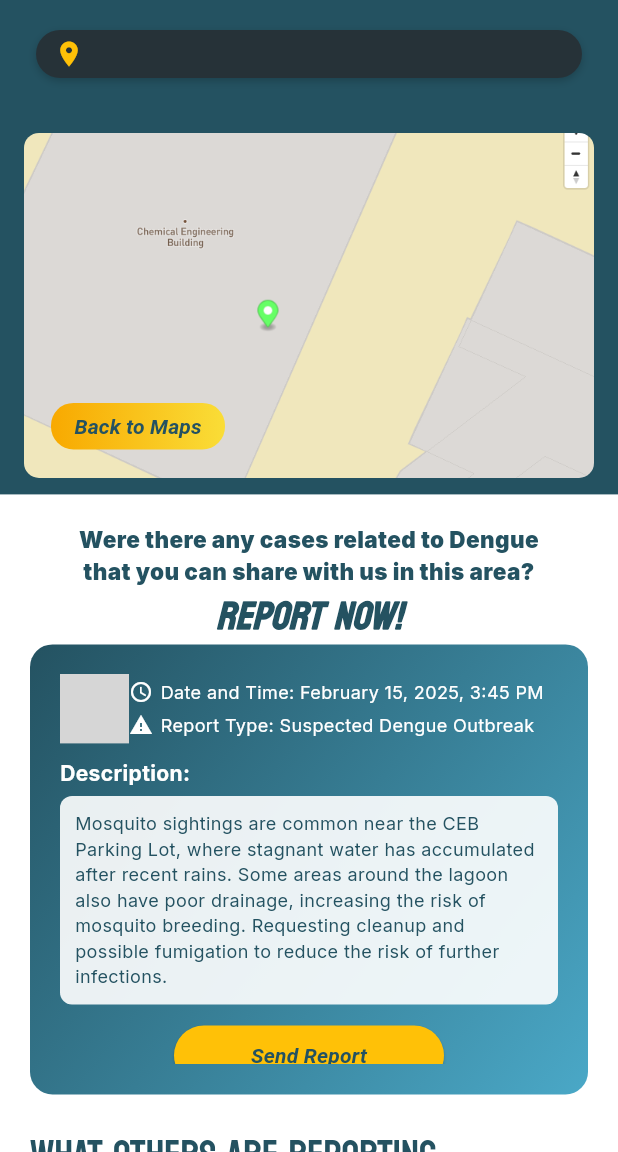
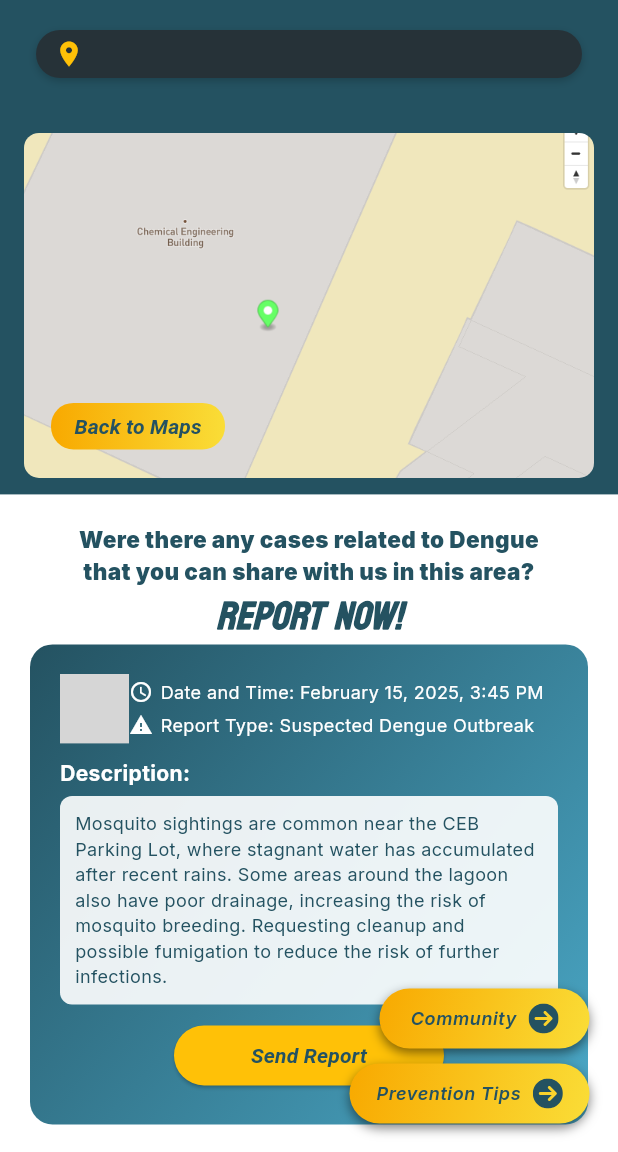
Before and after one commit to neomdavid/buzzmap, a Flutter app: the LocationDetailsScreen screen opened directly with empty values, on a phone screen of 412 x 824 dp, the part 84-1236 px from its top. Run offline on Flutter 3.47's test engine with Material 3 defaults, Android fonts, the phone set to English and light mode, and no system bars; our stand-ins replace flutter_svg; grey boxes are pictures that could not be loaded.

Commit message:
Finished location details screen

```diff
--- a/lib/pages/location_details_screen.dart
+++ b/lib/pages/location_details_screen.dart
@@ -1,3 +1,5 @@
+import 'package:buzzmap/pages/community_screen.dart';
+import 'package:buzzmap/widgets/floatingactionbutton/yellow_gradient_button.dart';
 import 'package:buzzmap/widgets/post_card.dart';
 import 'package:flutter/material.dart';
 import 'package:buzzmap/widgets/appbar/custom_app_bar.dart';
@@ -165,7 +167,7 @@ class _LocationDetailsScreenState extends State<LocationDetailsScreen> {
                       ),
                     ),
                     SizedBox(
-                      height: 300, // Fixed height
+                      height: 320, // Fixed height
                       width: 380,
                       child: Container(
                         padding: const EdgeInsets.all(20),
@@ -284,7 +286,7 @@ class _LocationDetailsScreenState extends State<LocationDetailsScreen> {
                         ),
                       ),
                     ),
-                    SizedBox(height: 24),
+                    const SizedBox(height: 24),
                     Align(
                       alignment: Alignment.centerLeft,
                       child: Text(
@@ -292,7 +294,7 @@ class _LocationDetailsScreenState extends State<LocationDetailsScreen> {
                         style: scheme.textTheme.headlineLarge,
                       ),
                     ),
-                    PostCard(
+                    const PostCard(
                       username: 'Anonymous Rabbit',
                       whenPosted: '1 minute ago',
                       date: 'February 15, 2025',
@@ -306,24 +308,42 @@ class _LocationDetailsScreenState extends State<LocationDetailsScreen> {
                       iconUrl: 'assets/icons/person_3.svg',
                       type: 'bordered',
                     ),
-                    SizedBox(
+                    const SizedBox(
                       height: 16,
                     ),
-                    PostCard(
+                    const PostCard(
                       username: 'Anonymous Fox',
-                      whenPosted: '30 minute ago',
+                      whenPosted: '30 minutes ago',
                       date: 'February 15, 2025',
-                      time: '2:30 PM',
+                      time: '10:15 AM',
                       reportType: 'Mosquito Breeding Grounds Spotted',
                       description:
-                          'Noticed stagnant water collecting near the back of the ChemEng building after recent rains. Mosquitoes are swarming in the area, and some students have reported frequent bites. Needs immediate drainage cleanup to prevent dengue risk.',
+                          'Spotted a large puddle of stagnant water near the side entrance of the CEB building. Mosquitoes are visibly swarming, and some students have reported recent bites. This could be a breeding ground for dengue-carrying mosquitoes. Urgent cleanup needed!',
                       numLikes: 50,
                       numComments: 24,
                       numShares: 1,
-                      iconUrl: 'assets/icons/person_4.svg',
+                      iconUrl: 'assets/icons/person_1.svg',
+                      type: 'bordered',
+                      images: ['assets/images/polluted_water_1.jpg'],
+                    ),
+                    const SizedBox(
+                      height: 16,
+                    ),
+                    const PostCard(
+                      username: 'Anonymous Whale',
+                      whenPosted: '38 minutes ago',
+                      date: 'February 15, 2025',
+                      time: '9:30 AM',
+                      reportType: 'Mosquito Breeding Grounds Spotted',
+                      description:
+                          'Spotted a large puddle of stagnant water near the side entrance of the CEB building. Mosquitoes are visibly swarming, and some students have reported recent bites. This could be a breeding ground for dengue-carrying mosquitoes. Urgent cleanup needed!',
+                      numLikes: 23,
+                      numComments: 33,
+                      numShares: 3,
+                      iconUrl: 'assets/icons/person_1.svg',
                       type: 'bordered',
                     ),
-                    SizedBox(
+                    const SizedBox(
                       height: 16,
                     )
                   ],
@@ -333,6 +353,26 @@ class _LocationDetailsScreenState extends State<LocationDetailsScreen> {
           ),
         ],
       ),
+      floatingActionButton: Stack(
+        children: [
+          YellowGradientButton(
+            name: 'Community',
+            bottom: 53,
+            right: 3,
+            height: 40,
+            width: 140,
+            route: '/community',
+          ),
+          YellowGradientButton(
+            name: 'Prevention Tips',
+            bottom: 3,
+            right: 3,
+            height: 40,
+            width: 160,
+            route: '/prevention',
+          )
+        ],
+      ),
     );
   }
 }
--- /dev/null
+++ b/lib/widgets/floatingactionbutton/yellow_gradient_button.dart
@@ -0,0 +1,100 @@
+import 'package:flutter/material.dart';
+import 'package:flutter_svg/flutter_svg.dart';
+
+class YellowGradientButton extends StatelessWidget {
+  final String name;
+  final String route;
+  final bool hasIcon;
+  final double? top;
+  final double? bottom;
+  final double? left;
+  final double? right;
+  final double? height;
+  final double? width;
+
+  const YellowGradientButton({
+    super.key,
+    required this.name,
+    required this.route,
+    this.hasIcon = true,
+    this.top,
+    this.bottom,
+    this.left,
+    this.right,
+    this.height,
+    this.width,
+  });
+
+  @override
+  Widget build(BuildContext context) {
+    final theme = Theme.of(context);
+
+    return Positioned(
+      top: top,
+      bottom: bottom,
+      left: left,
+      right: right,
+      child: Container(
+        decoration: BoxDecoration(
+          gradient: LinearGradient(
+            colors: [
+              const Color.fromRGBO(248, 169, 0, 1),
+              theme.colorScheme.secondary,
+            ],
+            stops: const [0.0, 1.0],
+            begin: Alignment.topLeft,
+            end: Alignment.bottomRight,
+          ),
+          borderRadius: BorderRadius.circular(28),
+          boxShadow: [
+            BoxShadow(
+              color: Colors.black.withOpacity(0.5),
+              blurRadius: 6,
+              offset: const Offset(0, 3),
+            ),
+          ],
+        ),
+        child: SizedBox(
+          height: height,
+          width: width,
+          child: FloatingActionButton.extended(
+            onPressed: () {
+              Navigator.pushNamed(context, route);
+            },
+            backgroundColor: Colors.transparent,
+            elevation: 0,
+            label: Padding(
+              padding: const EdgeInsets.symmetric(horizontal: 8),
+              child: Row(
+                mainAxisSize: MainAxisSize.min,
+                children: [
+                  Text(
+                    name,
+                    style: theme.textTheme.bodySmall?.copyWith(
+                      fontFamily: 'Inter',
+                      fontWeight: FontWeight.w600,
+                      color: theme.colorScheme.primary,
+                      fontStyle: FontStyle.italic,
+                    ),
+                  ),
+                  if (hasIcon) ...[
+                    const SizedBox(width: 8),
+                    SvgPicture.asset(
+                      'assets/icons/right_arrow.svg',
+                      width: 20,
+                      height: 20,
+                      colorFilter: ColorFilter.mode(
+                        theme.colorScheme.primary,
+                        BlendMode.srcIn,
+                      ),
+                    ),
+                  ],
+                ],
+              ),
+            ),
+          ),
+        ),
+      ),
+    );
+  }
+}
--- a/lib/widgets/post_card.dart
+++ b/lib/widgets/post_card.dart
@@ -135,6 +135,7 @@ class PostCard extends StatelessWidget {
                           ),
                         ],
                       ),
+                      const SizedBox(height: 12),
                       if (images.isNotEmpty) _buildImageGrid(images),
                       const SizedBox(height: 12),
                       Divider(
```
